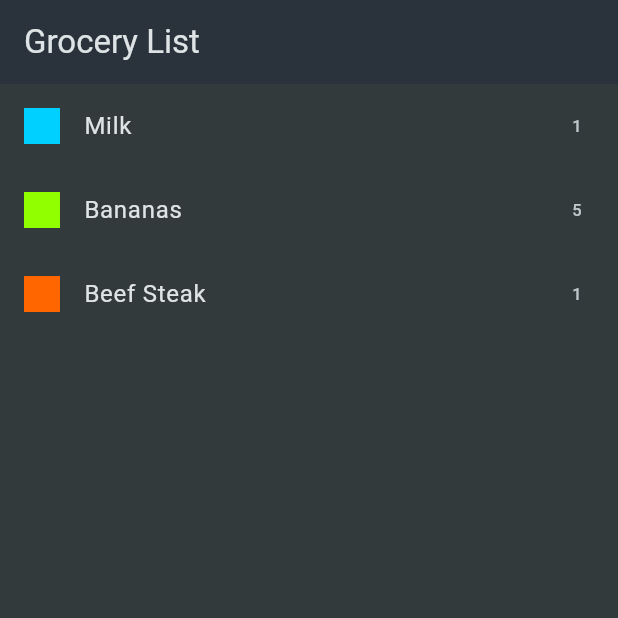
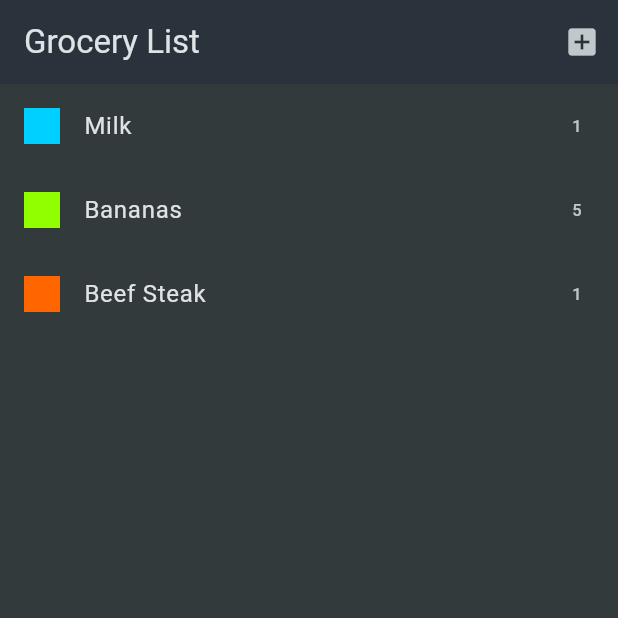
Before and after one commit to Jasonl145/shopping_list, a Flutter app: the screen it shows after launch, on a phone screen of 412 x 824 dp, the top half of it. Run offline on Flutter 3.47's test engine with Material 3 defaults, Android fonts, the phone set to English and light mode, and no system bars.

Commit message:
Added new route for add item

```diff
--- a/lib/widgets/grocery_list.dart
+++ b/lib/widgets/grocery_list.dart
@@ -1,13 +1,27 @@
 import 'package:flutter/material.dart';
 import 'package:shopping_list/data/dummy_items.dart';
+import 'package:shopping_list/widgets/new_item.dart';
 
-class GroceryList extends StatelessWidget{
+class GroceryList extends StatefulWidget{
   const GroceryList({super.key});
 
   @override
+  State<GroceryList> createState() => _GroceryListState();
+}
+
+class _GroceryListState extends State<GroceryList> {
+  void _addItem(){
+    Navigator.of(context).push(
+      MaterialPageRoute(builder: (ctx) => NewItem())
+    );
+  }
+  @override
   Widget build(BuildContext context) {
     return Scaffold(
-      appBar: AppBar(title: const Text("Grocery List")),
+      appBar: AppBar(
+        title: const Text("Grocery List"),
+        actions:[IconButton(onPressed: _addItem, icon: Icon(Icons.add_box))],
+      ),
       body: ListView.builder(
         itemCount: groceryItems.length,
         itemBuilder: (ctx, index)=>ListTile(
```
